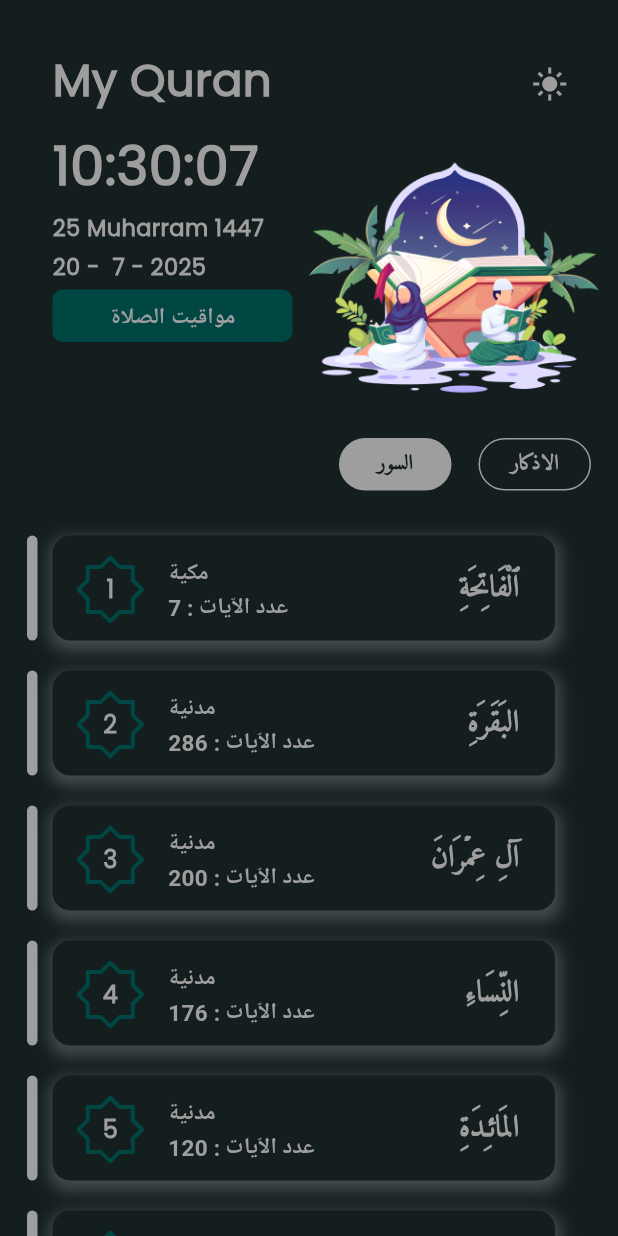
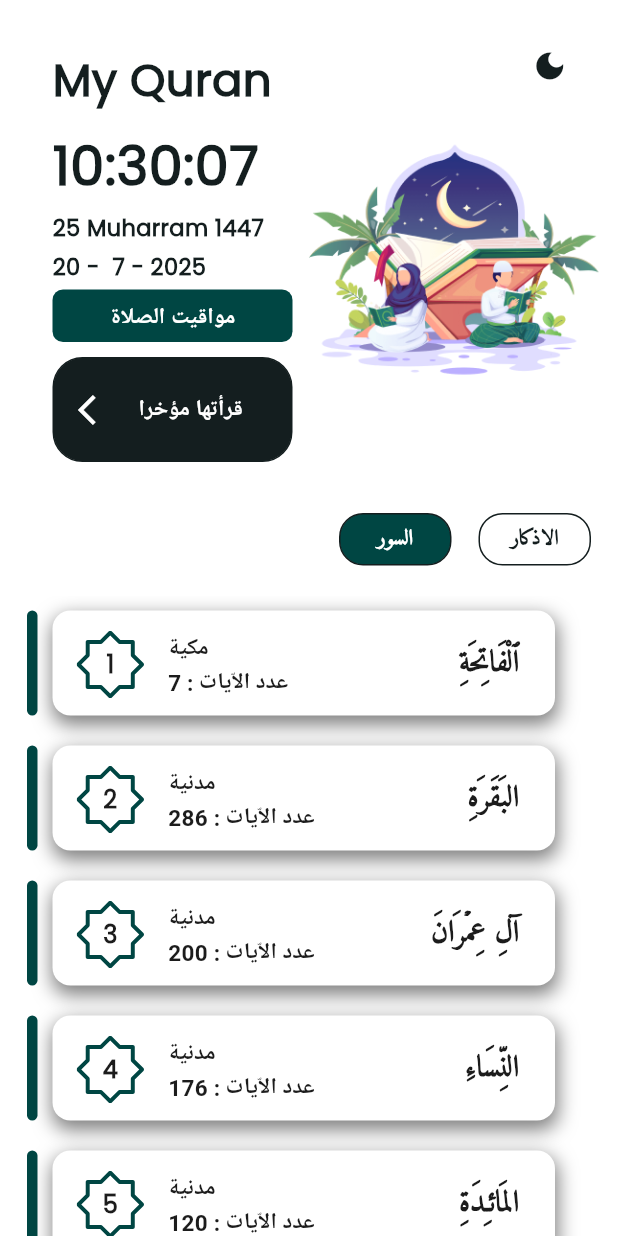
Before and after one commit to Ali-Ahmad-0/My-Quran, a Flutter app: the screen it shows after launch, on a phone screen of 412 x 824 dp. Run offline on Flutter 3.47's test engine with Material 3 defaults, Android fonts, the light colour scheme and no system bars; our stand-ins replace bloc, dio, flutter_bloc, flutter_svg, hijri, shared_preferences; Roboto replaces fonts that are missing (amiri, poppins, times).

Commit message:
finish the dark/ light mode with shared pereferences

```diff
--- a/lib/constants/colors.dart
+++ b/lib/constants/colors.dart
@@ -3,4 +3,4 @@ import 'package:flutter/material.dart';
 Color ktextColor = Color(0xFF1C1C1C);
 Color kdarkColor = Color(0xff141E1F);
 Color kbackgroundColor = Color(0xFF004643);
-Color ksecondaryBackgroundColor = Colors.grey;
+Color ksecondaryBackgroundColor = Colors.white;
--- a/lib/main.dart
+++ b/lib/main.dart
@@ -1,6 +1,5 @@
 import 'package:flutter/material.dart';
 import 'package:quran/views/home_screen.dart';
-import 'package:quran/views/start_screen.dart';
 
 void main() {
   runApp(const MyApp());
--- a/lib/views/home_screen.dart
+++ b/lib/views/home_screen.dart
@@ -5,10 +5,10 @@ import 'package:flutter/services.dart';
 import 'package:hijri/hijri_calendar.dart';
 import 'package:quran/constants/colors.dart';
 import 'package:quran/constants/lists.dart';
-import 'package:quran/models/prayer_day.dart';
 import 'package:quran/models/surah_model.dart';
 import 'package:quran/views/salah_timetable.dart';
 import 'package:quran/widgets/surahListItem.dart';
+import 'package:shared_preferences/shared_preferences.dart';
 
 class HomeScreen extends StatefulWidget {
   HomeScreen({super.key});
@@ -20,13 +20,27 @@ class HomeScreen extends StatefulWidget {
 class _HomeScreenState extends State<HomeScreen> {
   late Timer timer;
   late String currentTime;
+  bool isDark = false;
 
   HijriCalendar hejri = HijriCalendar.now();
 
   DateTime dt = DateTime.now();
   bool isSelected = true;
   bool isSurah = true;
-  bool isDark = true;
+  Future<void> _getIsDark() async {
+    final prfs = await SharedPreferences.getInstance();
+    setState(() {
+      isDark = prfs.getBool('isDark') ?? false;
+    });
+  }
+
+  Future<bool> _setDarkMode() async {
+    final prfs = await SharedPreferences.getInstance();
+    setState(() {
+      isDark = !isDark;
+    });
+    return prfs.setBool('isDark', isDark);
+  }
 
   @override
   void initState() {
@@ -37,6 +51,7 @@ class _HomeScreenState extends State<HomeScreen> {
         currentTime = _getCurrentTime();
       });
     });
+    _getIsDark();
   }
 
   List<Surah_item> Surahs = surahsList
@@ -66,7 +81,7 @@ class _HomeScreenState extends State<HomeScreen> {
         child: Column(
           children: [
             Container(
-              height: 280,
+              height: 300,
               child: Row(
                 mainAxisAlignment: MainAxisAlignment.spaceEvenly,
 
@@ -163,13 +178,54 @@ class _HomeScreenState extends State<HomeScreen> {
                           ),
                         ),
                       ),
+
                       SizedBox(height: 10),
+                      InkWell(
+                        borderRadius: BorderRadius.circular(20),
+                        onTap: () {},
+                        child: Container(
+                          height: 70,
+                          width: 160,
+                          decoration: BoxDecoration(
+                            border: Border.all(
+                              color: isDark
+                                  ? ksecondaryBackgroundColor
+                                  : kdarkColor,
+                              width: 1,
+                            ),
+                            color: isDark
+                                ? ksecondaryBackgroundColor
+                                : kdarkColor,
+                            borderRadius: BorderRadiusDirectional.circular(20),
+                          ),
+                          child: Center(
+                            child: ListTile(
+                              leading: Icon(
+                                Icons.arrow_back_ios,
+                                color: isDark
+                                    ? kdarkColor
+                                    : ksecondaryBackgroundColor,
+                              ),
+                              title: Text(
+                                'قرأتها مؤخرا ',
+                                style: TextStyle(
+                                  color: isDark
+                                      ? kdarkColor
+                                      : ksecondaryBackgroundColor,
+                                  fontWeight: FontWeight.bold,
+                                  fontFamily: 'times',
+                                  fontSize: 15,
+                                ),
+                              ),
+                            ),
+                          ),
+                        ),
+                      ),
                     ],
                   ),
                   Column(
                     crossAxisAlignment: CrossAxisAlignment.end,
                     children: [
-                      SizedBox(height: 12),
                       Padding(
                         padding: const EdgeInsets.symmetric(horizontal: 5),
                         child: Padding(
@@ -182,11 +238,7 @@ class _HomeScreenState extends State<HomeScreen> {
                                   ? ksecondaryBackgroundColor
                                   : kdarkColor,
                             ),
-                            onPressed: () {
-                              setState(() {
-                                isDark = !isDark;
-                              });
-                            },
+                            onPressed: _setDarkMode,
                           ),
                         ),
                       ),
@@ -202,6 +254,7 @@ class _HomeScreenState extends State<HomeScreen> {
                 ],
               ),
             ),
+            SizedBox(height: 30),
             Padding(
               padding: const EdgeInsets.symmetric(horizontal: 18),
               child: Row(
@@ -230,11 +283,11 @@ class _HomeScreenState extends State<HomeScreen> {
                           color: isSelected
                               ? isDark
                                     ? ksecondaryBackgroundColor
-                                    : kdarkColor
+                                    : kbackgroundColor
                               : isDark
                               ? kdarkColor
                               : ksecondaryBackgroundColor,
-                          borderRadius: BorderRadiusDirectional.circular(20),
+                          borderRadius: BorderRadiusDirectional.circular(16),
                         ),
                         child: Center(
                           child: Text(
@@ -279,8 +332,8 @@ class _HomeScreenState extends State<HomeScreen> {
                                   : ksecondaryBackgroundColor
                             : isDark
                             ? ksecondaryBackgroundColor
-                            : kdarkColor,
-                        borderRadius: BorderRadiusDirectional.circular(20),
+                            : kbackgroundColor,
+                        borderRadius: BorderRadiusDirectional.circular(16),
                       ),
                       child: Center(
                         child: Text(
@@ -303,6 +356,7 @@ class _HomeScreenState extends State<HomeScreen> {
                 ],
               ),
             ),
+
             SizedBox(height: 20),
             Expanded(
               child: ListView.builder(
--- a/lib/views/salah_timetable.dart
+++ b/lib/views/salah_timetable.dart
@@ -111,7 +111,7 @@ class _SalahTimetableState extends State<SalahTimetable> {
                         height: 42,
                         width: 250,
                         decoration: BoxDecoration(
-                          color: Colors.white.withOpacity(0.8),
+                          color: Colors.white.withOpacity(0.9),
                           borderRadius: BorderRadiusDirectional.circular(32),
                         ),
                         child: Row(
--- /dev/null
+++ b/lib/widgets/item_Leading.dart
@@ -0,0 +1,41 @@
+
+import 'package:flutter/material.dart' show StatelessWidget;
+import 'package:flutter/widgets.dart';
+import 'package:flutter_svg/svg.dart' show SvgPicture;
+
+import '../constants/colors.dart' show ksecondaryBackgroundColor, ktextColor;
+
+class Leading extends StatelessWidget {
+  final bool isDark;
+  const Leading({super.key, required this.number, required this.isDark});
+
+  final String number;
+
+  @override
+  Widget build(BuildContext context) {
+    return SizedBox(
+      width: 45, // or whatever size your SVG is
+      height: 45,
+      child: Stack(
+        alignment: Alignment.center,
+        children: [
+          SvgPicture.asset(
+            'Assets/images/muslim (1) 1.svg',
+            height: 45,
+            width: 45,
+            fit: BoxFit.contain,
+          ),
+          Text(
+            '$number',
+            style: TextStyle(
+              fontSize: 16, // Adjust as needed
+              fontWeight: FontWeight.bold,
+              fontFamily: 'Poppins',
+              color: isDark ? ksecondaryBackgroundColor : ktextColor,
+            ),
+          ),
+        ],
+      ),
+    );
+  }
+}
--- a/lib/widgets/surahListItem.dart
+++ b/lib/widgets/surahListItem.dart
@@ -11,6 +11,7 @@ import 'package:quran/constants/colors.dart'
 import 'package:quran/views/athkar_screen.dart';
 import 'package:quran/views/ayahs_screen.dart';
 import 'package:quran/views/surah_content.dart';
+import 'package:quran/widgets/item_Leading.dart';
 
 class Surah_list_item extends StatelessWidget {
   String name, revType, nOfSurahs, number;
@@ -66,14 +67,14 @@ class Surah_list_item extends StatelessWidget {
                     BoxShadow(
                       color: isDark
                           ? Colors.white.withOpacity(
-                              0.2,
+                              0.1,
                             ) // subtle light shadow for dark mode
                           : Colors.black.withOpacity(
-                              0.3,
+                              0.5,
                             ), // subtle dark shadow for light mode
-                      spreadRadius: 3, // how much the shadow spreads
-                      blurRadius: 8, // how soft the shadow is
-                      offset: Offset(1, 4), // shadow position: x, y
+                      spreadRadius: 1, // how much the shadow spreads
+                      blurRadius: 10, // how soft the shadow is
+                      offset: Offset(1, 5), // shadow position: x, y
                     ),
                   ],
                 ),
@@ -130,38 +131,3 @@ class Surah_list_item extends StatelessWidget {
     );
   }
 }
-
-class Leading extends StatelessWidget {
-  final bool isDark;
-  const Leading({super.key, required this.number, required this.isDark});
-
-  final String number;
-
-  @override
-  Widget build(BuildContext context) {
-    return SizedBox(
-      width: 45, // or whatever size your SVG is
-      height: 45,
-      child: Stack(
-        alignment: Alignment.center,
-        children: [
-          SvgPicture.asset(
-            'Assets/images/muslim (1) 1.svg',
-            height: 45,
-            width: 45,
-            fit: BoxFit.contain,
-          ),
-          Text(
-            '$number',
-            style: TextStyle(
-              fontSize: 16, // Adjust as needed
-              fontWeight: FontWeight.bold,
-              fontFamily: 'Poppins',
-              color: isDark ? ksecondaryBackgroundColor : ktextColor,
-            ),
-          ),
-        ],
-      ),
-    );
-  }
-}
```
Also changed, not shown: lib/services/prayer_times_service.dart (+3 -7 lines), Assets/images/quran.jpeg (added).
